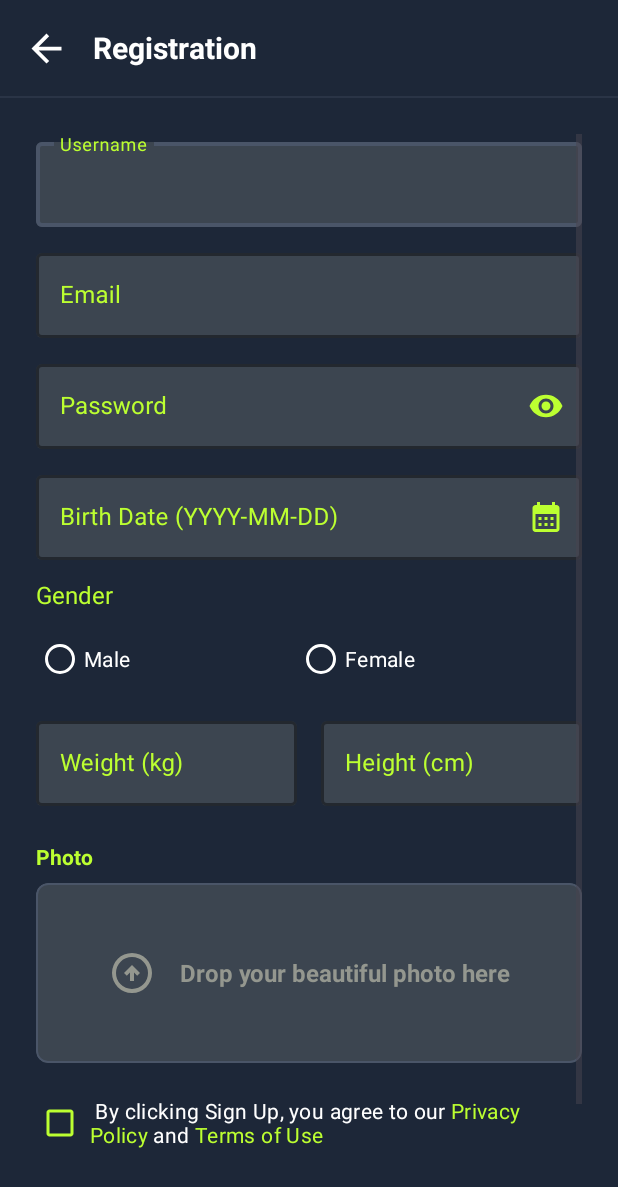
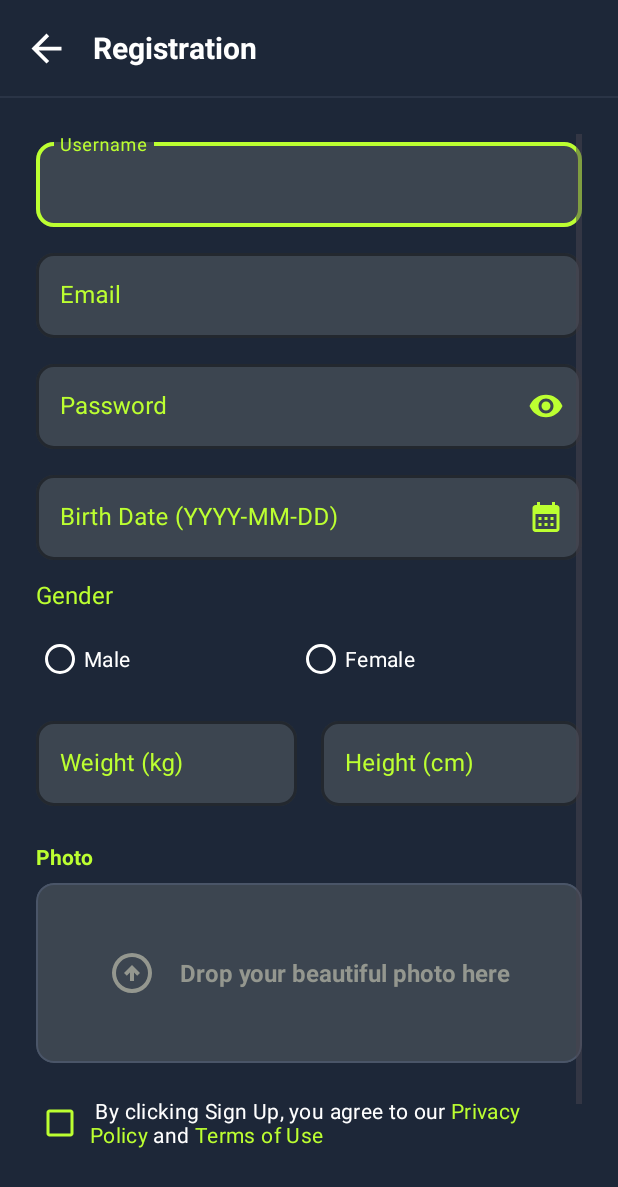
Before and after one commit to m-belefqih/FitHub, an Android app: the RegisterActivity screen opened directly, with no data from a screen before it, on a phone screen of 412 x 824 dp. Shown: the top 1187 px of the screen. Run offline under Robolectric (Android 15) with nearby library versions, the phone set to English and light mode, and no system bars; our stand-ins replace Firebase (no records; nobody signed in at launch, a user with empty details on screens opened directly); pictures from the network do not load.

Commit message:
Enhance login and registration layouts with rounded corners for input fields

```diff
--- a/app/src/main/res/layout/activity_login.xml
+++ b/app/src/main/res/layout/activity_login.xml
@@ -25,6 +25,10 @@
         style="@style/CustomFloatingHint"
         app:boxStrokeColor="@color/primary"
         app:boxStrokeWidth="2dp"
+        app:boxCornerRadiusTopStart="12dp"
+        app:boxCornerRadiusTopEnd="12dp"
+        app:boxCornerRadiusBottomEnd="12dp"
+        app:boxCornerRadiusBottomStart="12dp"
         app:boxStrokeWidthFocused="2.5dp"
         app:boxBackgroundColor="@color/dark_surface_light">
 
@@ -51,6 +55,10 @@
             style="@style/CustomFloatingHint"
             app:boxStrokeColor="@color/primary"
             app:boxStrokeWidth="2dp"
+            app:boxCornerRadiusTopStart="12dp"
+            app:boxCornerRadiusTopEnd="12dp"
+            app:boxCornerRadiusBottomEnd="12dp"
+            app:boxCornerRadiusBottomStart="12dp"
             app:boxStrokeWidthFocused="2.5dp"
             app:boxBackgroundColor="@color/dark_surface_light"
             app:endIconMode="password_toggle"
--- a/app/src/main/res/layout/activity_register.xml
+++ b/app/src/main/res/layout/activity_register.xml
@@ -64,8 +64,12 @@
                 android:layout_height="wrap_content"
                 android:hint="Username"
                 style="@style/CustomFloatingHint"
-                app:boxStrokeColor="@color/grey_stroke"
+                app:boxStrokeColor="@color/primary"
                 app:boxStrokeWidth="2dp"
+                app:boxCornerRadiusTopStart="12dp"
+                app:boxCornerRadiusTopEnd="12dp"
+                app:boxCornerRadiusBottomEnd="12dp"
+                app:boxCornerRadiusBottomStart="12dp"
                 app:boxStrokeWidthFocused="2.5dp"
                 app:boxBackgroundColor="@color/dark_surface_light">
 
@@ -85,6 +89,10 @@
                 style="@style/CustomFloatingHint"
                 app:boxStrokeColor="@color/primary"
                 app:boxStrokeWidth="2dp"
+                app:boxCornerRadiusTopStart="12dp"
+                app:boxCornerRadiusTopEnd="12dp"
+                app:boxCornerRadiusBottomEnd="12dp"
+                app:boxCornerRadiusBottomStart="12dp"
                 app:boxStrokeWidthFocused="2.5dp"
                 app:boxBackgroundColor="@color/dark_surface_light"
                 android:layout_marginTop="12dp">
@@ -106,6 +114,10 @@
                 style="@style/CustomFloatingHint"
                 app:boxStrokeColor="@color/primary"
                 app:boxStrokeWidth="2dp"
+                app:boxCornerRadiusTopStart="12dp"
+                app:boxCornerRadiusTopEnd="12dp"
+                app:boxCornerRadiusBottomEnd="12dp"
+                app:boxCornerRadiusBottomStart="12dp"
                 app:boxStrokeWidthFocused="2.5dp"
                 app:boxBackgroundColor="@color/dark_surface_light"
                 app:endIconMode="password_toggle"
@@ -129,6 +141,10 @@
                 style="@style/CustomFloatingHint"
                 app:boxStrokeColor="@color/primary"
                 app:boxStrokeWidth="2dp"
+                app:boxCornerRadiusTopStart="12dp"
+                app:boxCornerRadiusTopEnd="12dp"
+                app:boxCornerRadiusBottomEnd="12dp"
+                app:boxCornerRadiusBottomStart="12dp"
                 app:boxStrokeWidthFocused="2.5dp"
                 app:boxBackgroundColor="@color/dark_surface_light"
                 android:layout_marginTop="12dp"
@@ -201,6 +217,10 @@
                     app:boxStrokeWidthFocused="2.5dp"
                     app:boxBackgroundColor="@color/dark_surface_light"
                     android:layout_weight="1"
+                    app:boxCornerRadiusTopStart="12dp"
+                    app:boxCornerRadiusTopEnd="12dp"
+                    app:boxCornerRadiusBottomEnd="12dp"
+                    app:boxCornerRadiusBottomStart="12dp"
                     android:layout_marginEnd="8dp">
 
                     <com.google.android.material.textfield.TextInputEditText
@@ -222,6 +242,10 @@
                     app:boxStrokeWidthFocused="2.5dp"
                     app:boxBackgroundColor="@color/dark_surface_light"
                     android:layout_weight="1"
+                    app:boxCornerRadiusTopStart="12dp"
+                    app:boxCornerRadiusTopEnd="12dp"
+                    app:boxCornerRadiusBottomEnd="12dp"
+                    app:boxCornerRadiusBottomStart="12dp"
                     android:layout_marginStart="8dp">
 
                     <com.google.android.material.textfield.TextInputEditText
@@ -251,7 +275,7 @@
                 app:cardBackgroundColor="@color/dark_surface_light"
                 app:strokeColor="@color/grey_stroke"
                 app:strokeWidth="1dp"
-                app:cardCornerRadius="8dp"
+                app:cardCornerRadius="12dp"
                 android:clickable="true"
                 android:focusable="true">
 
```
